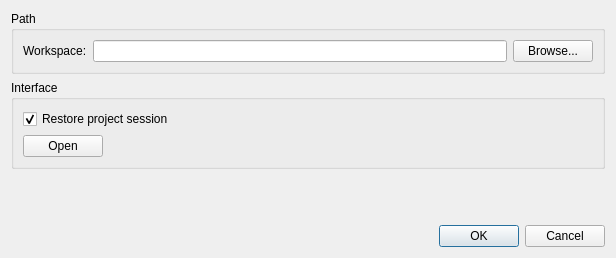
Above: Source/UI/Options.ui from krre/afterglow before the change. Below: the same form after it.
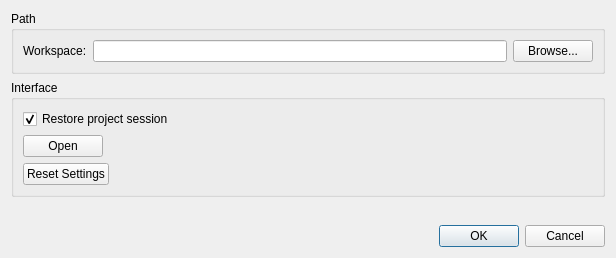
That is the form after the change.

Commit message: Add reseting settings

```diff
--- a/Source/UI/Options.ui
+++ b/Source/UI/Options.ui
@@ -69,6 +69,19 @@
         </property>
        </widget>
       </item>
+      <item>
+       <widget class="QPushButton" name="pushButtonResetSettings">
+        <property name="sizePolicy">
+         <sizepolicy hsizetype="Fixed" vsizetype="Fixed">
+          <horstretch>0</horstretch>
+          <verstretch>0</verstretch>
+         </sizepolicy>
+        </property>
+        <property name="text">
+         <string>Reset Settings</string>
+        </property>
+       </widget>
+      </item>
      </layout>
     </widget>
    </item>
```
The commit also changes 4 other files.
